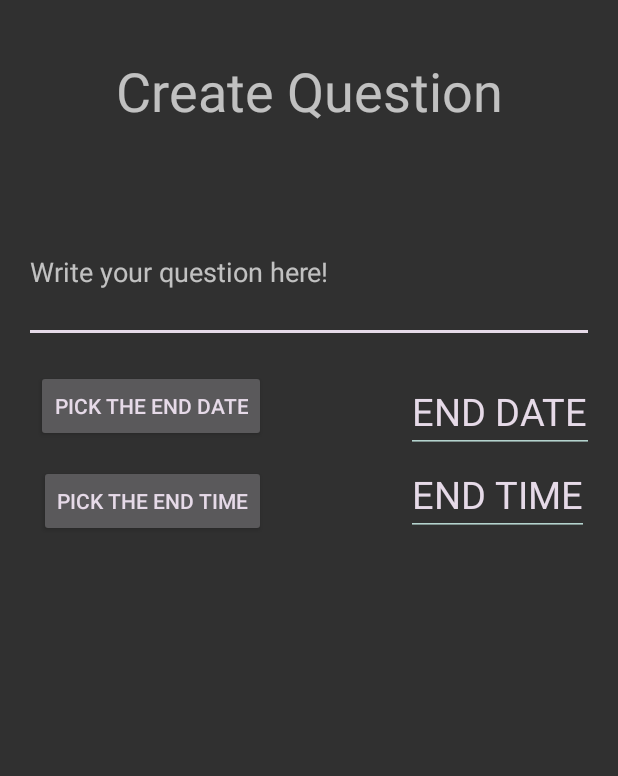
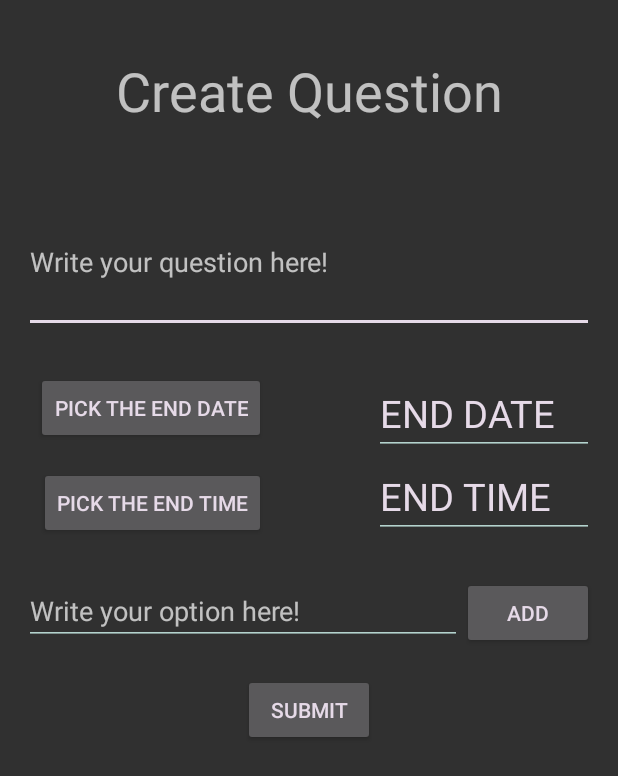
Before and after one commit to makoto0610/Mobster, an Android app: the layout activity_create_question.xml on its own in the app's theme, with its tools: preview values and no code run, on a phone screen of 412 x 824 dp. Shown: the top 776 px of the screen. Run offline under Robolectric (Android 15) with nearby library versions, the phone set to English and light mode, and no system bars.

Commit message:
Fixed some edge cases with date/time picker and the rest of the UI for Create Question

```diff
--- a/Mobster/app/src/main/res/layout/activity_create_question.xml
+++ b/Mobster/app/src/main/res/layout/activity_create_question.xml
@@ -11,90 +11,134 @@
     tools:context="com.the_great_amoeba.mobster.CreateQuestion">
 
     <ScrollView
-        android:layout_width="match_parent"
-        android:layout_height="match_parent"
+        android:layout_width="wrap_content"
+        android:layout_height="wrap_content"
         android:layout_alignParentStart="true"
         android:layout_alignParentTop="true">
 
         <RelativeLayout
+            android:id="@+id/relative_view"
             android:layout_width="match_parent"
             android:layout_height="wrap_content"
-            android:orientation="vertical" >
+            android:orientation="vertical">
 
             <TextView
-                android:text="Create Question"
+                android:id="@+id/create_question_text"
                 android:layout_width="match_parent"
                 android:layout_height="wrap_content"
                 android:layout_alignParentTop="true"
                 android:layout_centerHorizontal="true"
                 android:layout_marginTop="20dp"
-                android:id="@+id/create_question_text"
-                android:textSize="36sp"
-                android:textAlignment="center" />
+                android:text="Create Question"
+                android:textAlignment="center"
+                android:textSize="36sp" />
 
             <EditText
-                android:layout_width="match_parent"
-                android:layout_height="94dp"
-                android:inputType="textMultiLine"
-                android:ems="10"
-                android:layout_below="@+id/create_question_text"
-                android:layout_alignEnd="@+id/create_question_text"
-                android:layout_marginTop="50dp"
-                android:id="@+id/create_question"
-                android:hint="Write your question here!"
-                android:isScrollContainer="true"
-                android:minHeight="120dp"/>
+                android:id="@+id/end_date_text"
+                android:layout_width="wrap_content"
+                android:layout_height="wrap_content"
+                android:layout_alignParentEnd="true"
+                android:layout_alignTop="@+id/date_picker"
+                android:clickable="false"
+                android:cursorVisible="false"
+                android:ems="5"
+                android:focusable="false"
+                android:focusableInTouchMode="false"
+                android:text="END DATE"
+                android:textSize="25sp" />
 
             <Button
-                android:text="PICK THE END DATE"
+                android:id="@+id/time_picker"
                 android:layout_width="wrap_content"
                 android:layout_height="wrap_content"
-                android:id="@+id/date_picker"
-                android:layout_below="@+id/create_question"
-                android:layout_alignEnd="@+id/time_picker"
-                android:layout_marginTop="18dp"
-                android:onClick="onDatePickerClick"/>
+                android:layout_alignBaseline="@+id/end_time_text"
+                android:layout_alignBottom="@+id/end_time_text"
+                android:layout_alignParentStart="true"
+                android:layout_marginStart="10dp"
+                android:onClick="onTimePicker"
+                android:text="PICK THE END TIME" />
 
             <EditText
-                android:text="END DATE"
+                android:id="@+id/end_time_text"
                 android:layout_width="wrap_content"
                 android:layout_height="wrap_content"
-                android:id="@+id/end_date_text"
-                android:textSize="25sp"
-                android:layout_alignTop="@+id/date_picker"
                 android:layout_alignParentEnd="true"
+                android:layout_alignStart="@+id/end_date_text"
+                android:layout_below="@+id/end_date_text"
                 android:clickable="false"
                 android:cursorVisible="false"
                 android:focusable="false"
                 android:focusableInTouchMode="false"
-                />
+                android:inputType="time"
+                android:text="END TIME"
+                android:textSize="25sp" />
+
+
+            <LinearLayout
+                android:id="@+id/container_list"
+                android:layout_width="match_parent"
+                android:layout_height="wrap_content"
+                android:orientation="vertical"
+                android:layout_below="@+id/add_option_text">
+            </LinearLayout>
+
+
+            <EditText
+                android:id="@+id/create_question"
+                android:layout_width="match_parent"
+                android:layout_height="94dp"
+                android:layout_marginTop="43dp"
+                android:ems="10"
+                android:hint="Write your question here!"
+                android:inputType="textMultiLine"
+                android:isScrollContainer="true"
+                android:minHeight="120dp"
+                android:layout_below="@+id/create_question_text"
+                android:layout_alignParentStart="true" />
 
             <Button
-                android:text="PICK THE END TIME"
+                android:id="@+id/date_picker"
                 android:layout_width="wrap_content"
                 android:layout_height="wrap_content"
-                android:id="@+id/time_picker"
-                android:layout_marginStart="10dp"
-                android:layout_alignBaseline="@+id/end_time_text"
-                android:layout_alignBottom="@+id/end_time_text"
-                android:layout_alignParentStart="true"
-                android:onClick="onTimePicker"/>
+                android:layout_marginTop="26dp"
+                android:onClick="onDatePickerClick"
+                android:text="PICK THE END DATE"
+                android:layout_below="@+id/create_question"
+                android:layout_alignEnd="@+id/time_picker" />
 
             <EditText
-                android:text="END TIME"
+                android:id="@+id/add_option_text"
                 android:layout_width="wrap_content"
                 android:layout_height="wrap_content"
-                android:id="@+id/end_time_text"
-                android:textSize="25sp"
-                android:layout_below="@+id/end_date_text"
-                android:layout_alignStart="@+id/end_date_text"
-                android:inputType="time"
-                android:clickable="false"
-                android:cursorVisible="false"
-                android:focusable="false"
-                android:focusableInTouchMode="false"/>
+                android:ems="10"
+                android:hint="Write your option here!"
+                android:inputType="textPersonName"
+                android:layout_below="@+id/time_picker"
+                android:layout_alignParentStart="true"
+                android:layout_marginTop="25dp"
+                android:layout_toStartOf="@+id/add_option" />
+
+            <Button
+                android:id="@+id/add_option"
+                android:layout_width="wrap_content"
+                android:layout_height="wrap_content"
+                android:text="ADD"
+                android:layout_alignTop="@+id/add_option_text"
+                android:layout_alignParentEnd="true" />
+
+            <Button
+                android:id="@+id/submit_question"
+                android:layout_width="wrap_content"
+                android:layout_height="wrap_content"
+                android:text="SUBMIT"
+                android:layout_below="@+id/container_list"
+                android:layout_centerHorizontal="true"
+                android:layout_marginTop="19dp" />
 
         </RelativeLayout>
 
+
     </ScrollView>
+
+
 </RelativeLayout>
```
Also changed, not shown: Mobster/app/src/main/java/com/the_great_amoeba/mobster/CreateQuestion.java (+66 -16 lines), Mobster/app/src/main/res/layout/row.xml (added, +23 -0 lines).
